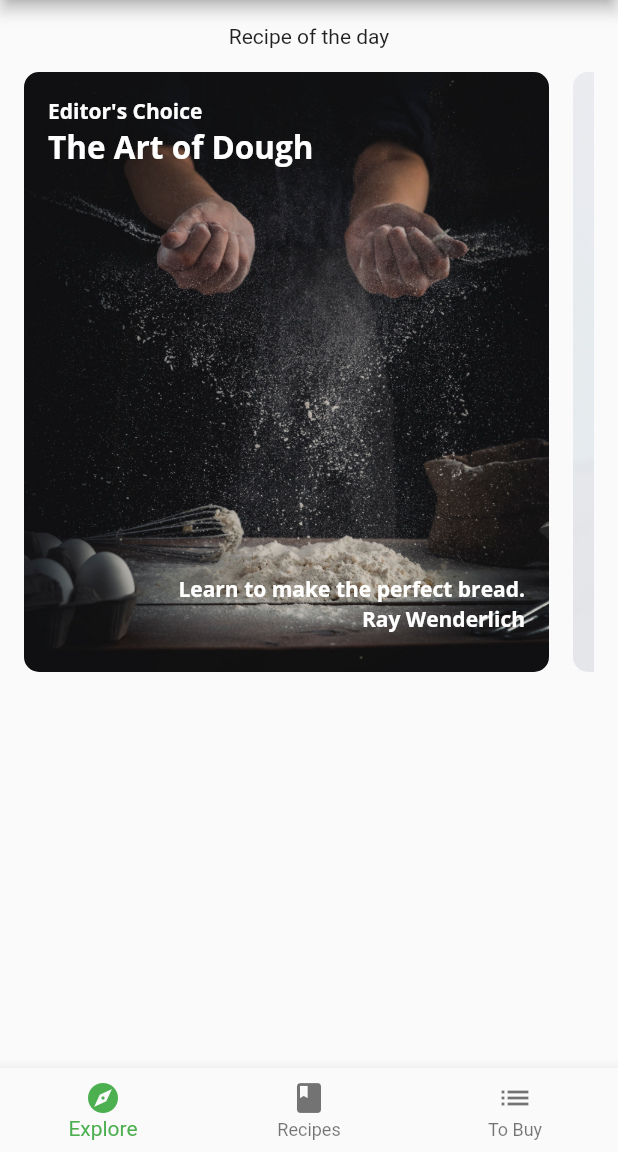
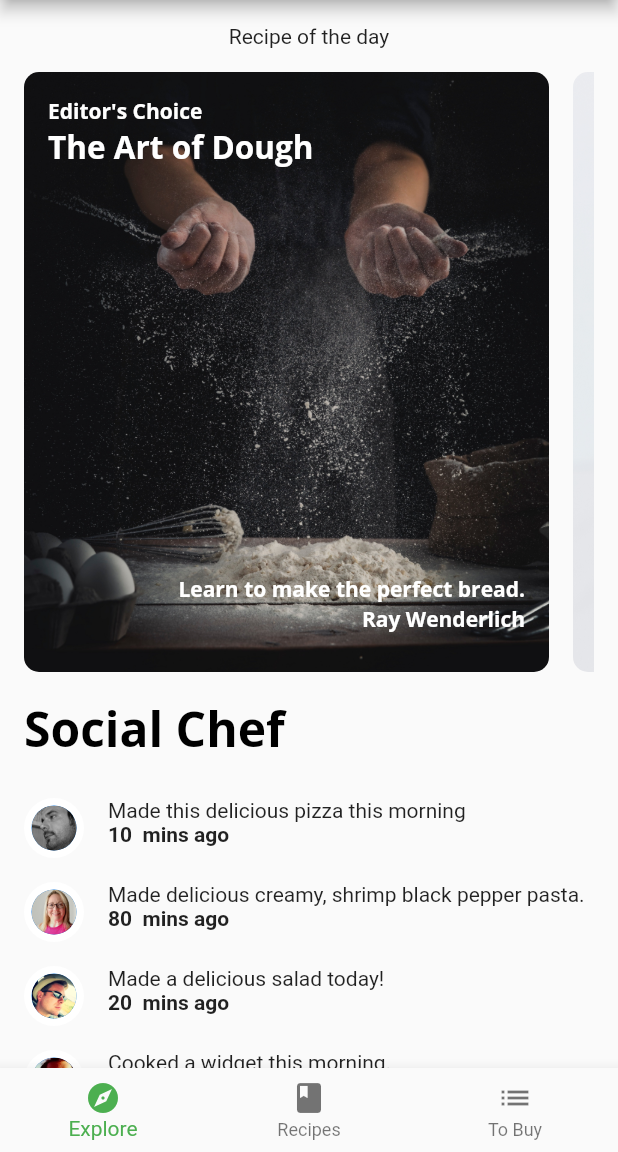
Before and after one commit to alxayeed/fooderlich-2.0, a Flutter app: the screen it shows after launch, on a phone screen of 412 x 824 dp, the part 84-1236 px from its top. Run offline on Flutter 3.47's test engine with Material 2 defaults, Android fonts, the phone set to English and light mode, and no system bars; our stand-ins replace google_fonts.

Commit message:
Explore screen implemented with nested ListView

```diff
--- a/lib/components/components.dart
+++ b/lib/components/components.dart
@@ -3,4 +3,6 @@ export 'card1.dart';
 export 'card2.dart';
 export 'card3.dart';
 export 'circle_image.dart';
+export 'friend_post_list_view.dart';
+export 'friend_post_tile.dart';
 export 'todays_recipe_list_view.dart';
--- /dev/null
+++ b/lib/components/friend_post_list_view.dart
@@ -0,0 +1,35 @@
+import 'package:flutter/material.dart';
+import 'package:fooderlich/components/components.dart';
+import 'package:fooderlich/models/models.dart';
+
+class FriendPostListView extends StatelessWidget {
+  final List<Post> friendPosts;
+  const FriendPostListView({Key? key, required this.friendPosts})
+      : super(key: key);
+
+  @override
+  Widget build(BuildContext context) {
+    return Padding(
+      padding: const EdgeInsets.only(left: 16.0, right: 16.0, top: 0),
+      child: Column(
+        crossAxisAlignment: CrossAxisAlignment.start,
+        children: [
+          Text(
+            'Social Chef',
+            style: Theme.of(context).textTheme.headline1,
+          ),
+          const SizedBox(height: 16.0),
+          ListView.builder(
+              primary: false,
+              physics: const NeverScrollableScrollPhysics(),
+              shrinkWrap: true,
+              scrollDirection: Axis.vertical,
+              itemCount: friendPosts.length,
+              itemBuilder: (context, index) {
+                return FriendPostTile(post: friendPosts[index]);
+              })
+        ],
+      ),
+    );
+  }
+}
--- /dev/null
+++ b/lib/components/friend_post_tile.dart
@@ -0,0 +1,35 @@
+import 'package:flutter/material.dart';
+import 'package:fooderlich/components/components.dart';
+import 'package:fooderlich/models/models.dart';
+
+class FriendPostTile extends StatelessWidget {
+  final Post post;
+  const FriendPostTile({Key? key, required this.post}) : super(key: key);
+
+  @override
+  Widget build(BuildContext context) {
+    return Padding(
+      padding: const EdgeInsets.symmetric(vertical: 8.0),
+      child: Row(
+        mainAxisAlignment: MainAxisAlignment.start,
+        crossAxisAlignment: CrossAxisAlignment.start,
+        children: [
+          CircleImage(
+              imageProvider: AssetImage(post.profileImageUrl), imageRadius: 20),
+          const SizedBox(width: 16),
+          Expanded(
+              child: Column(
+            crossAxisAlignment: CrossAxisAlignment.start,
+            children: [
+              Text(post.comment),
+              Text(
+                '${post.timestamp}  mins ago',
+                style: const TextStyle(fontWeight: FontWeight.w700),
+              )
+            ],
+          ))
+        ],
+      ),
+    );
+  }
+}
--- a/lib/screens/explore_screen.dart
+++ b/lib/screens/explore_screen.dart
@@ -1,6 +1,6 @@
 import 'package:flutter/material.dart';
 import 'package:fooderlich/api/mock_fooderlich_service.dart';
-import 'package:fooderlich/components/todays_recipe_list_view.dart';
+import 'package:fooderlich/components/components.dart';
 import 'package:fooderlich/models/models.dart';
 
 class ExploreScreen extends StatelessWidget {
@@ -9,17 +9,24 @@ class ExploreScreen extends StatelessWidget {
 
   @override
   Widget build(BuildContext context) {
-    //TODO 1: Add TodayRecipeListView
     return FutureBuilder(
         future: mockService.getExploreData(),
         builder: (context, AsyncSnapshot<ExploreData> snapshot) {
           if (snapshot.connectionState == ConnectionState.done) {
-            final recipes = snapshot.data?.todayRecipes ?? [];
-            return TodaysRecipeListView(recipes: recipes);
+            return ListView(
+              scrollDirection: Axis.vertical,
+              children: [
+                TodaysRecipeListView(
+                    recipes: snapshot.data?.todayRecipes ?? []),
+                const SizedBox(height: 16),
+                FriendPostListView(
+                  friendPosts: snapshot.data?.friendPosts ?? [],
+                ),
+              ],
+            );
           } else {
             return Center(child: CircularProgressIndicator());
           }
-          ;
         });
   }
 }
```
